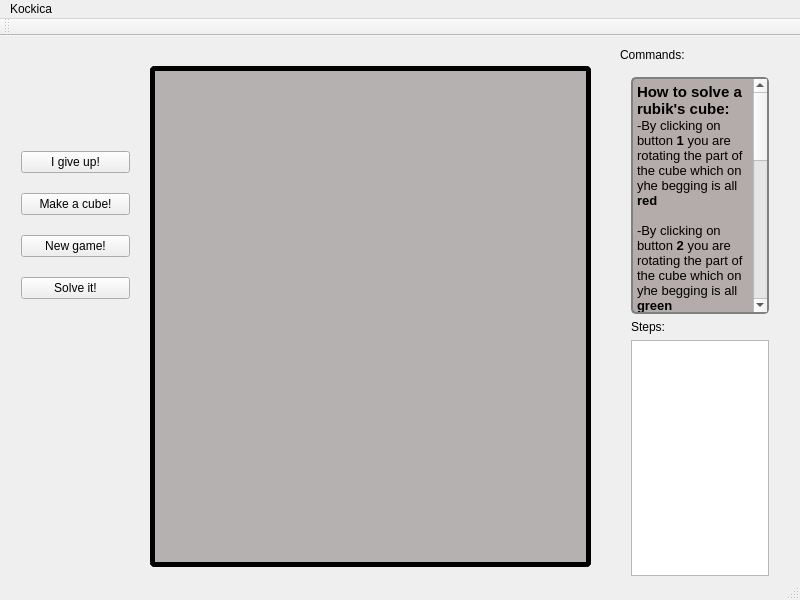
Before: the Qt Designer form SRCE/rubik.ui in Dara1994/SolveRubickCubeEasy, drawn with Qt 5.
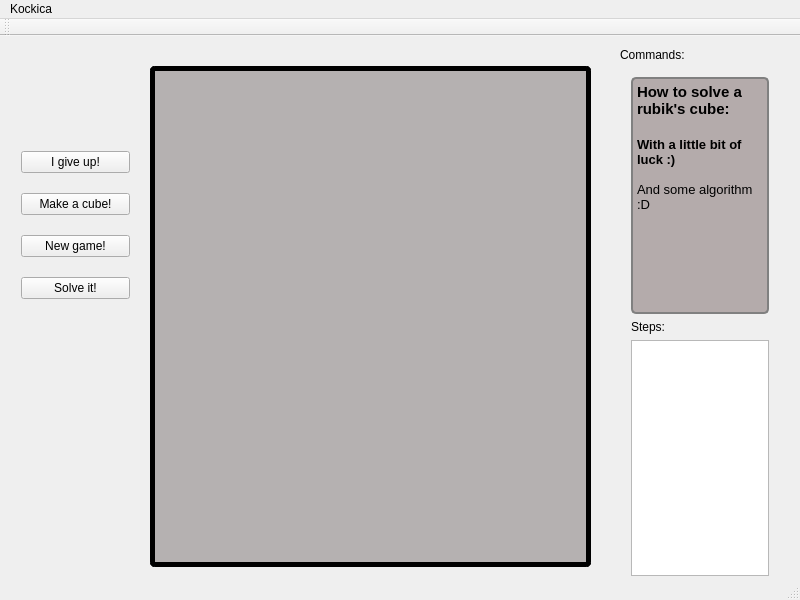
After: the same form once the commit is applied.

Commit message: Opis edit text-a

What changed in the file:
```diff
--- a/SRCE/rubik.ui
+++ b/SRCE/rubik.ui
@@ -77,22 +77,12 @@
         <string>&lt;!DOCTYPE HTML PUBLIC &quot;-//W3C//DTD HTML 4.0//EN&quot; &quot;http://www.w3.org/TR/REC-html40/strict.dtd&quot;&gt;
 &lt;html&gt;&lt;head&gt;&lt;meta name=&quot;qrichtext&quot; content=&quot;1&quot; /&gt;&lt;style type=&quot;text/css&quot;&gt;
 p, li { white-space: pre-wrap; }
-&lt;/style&gt;&lt;/head&gt;&lt;body style=&quot; font-family:'Ubuntu'; font-size:11pt; font-weight:400; font-style:normal;&quot;&gt;
-&lt;p style=&quot; margin-top:0px; margin-bottom:0px; margin-left:0px; margin-right:0px; -qt-block-indent:0; text-indent:0px;&quot;&gt;&lt;span style=&quot; font-family:'Arial'; font-weight:600;&quot;&gt;How to solve a rubik's cube:&lt;/span&gt;&lt;/p&gt;
-&lt;p style=&quot; margin-top:0px; margin-bottom:0px; margin-left:0px; margin-right:0px; -qt-block-indent:0; text-indent:0px;&quot;&gt;&lt;span style=&quot; font-family:'Arial'; font-size:10pt;&quot;&gt;-By clicking on button &lt;/span&gt;&lt;span style=&quot; font-family:'Arial'; font-size:10pt; font-weight:600;&quot;&gt;1&lt;/span&gt;&lt;span style=&quot; font-family:'Arial'; font-size:10pt;&quot;&gt; you are rotating the part of the cube which on yhe begging is all &lt;/span&gt;&lt;span style=&quot; font-family:'Arial'; font-size:10pt; font-weight:600;&quot;&gt;red&lt;/span&gt;&lt;/p&gt;
+&lt;/style&gt;&lt;/head&gt;&lt;body style=&quot; font-family:'Droid Sans'; font-size:12pt; font-weight:400; font-style:normal;&quot;&gt;
+&lt;p style=&quot; margin-top:0px; margin-bottom:0px; margin-left:0px; margin-right:0px; -qt-block-indent:0; text-indent:0px;&quot;&gt;&lt;span style=&quot; font-family:'Arial'; font-size:11pt; font-weight:600;&quot;&gt;How to solve a rubik's cube:&lt;/span&gt;&lt;/p&gt;
+&lt;p style=&quot;-qt-paragraph-type:empty; margin-top:0px; margin-bottom:0px; margin-left:0px; margin-right:0px; -qt-block-indent:0; text-indent:0px;&quot;&gt;&lt;br /&gt;&lt;/p&gt;
+&lt;p style=&quot; margin-top:0px; margin-bottom:0px; margin-left:0px; margin-right:0px; -qt-block-indent:0; text-indent:0px;&quot;&gt;&lt;span style=&quot; font-family:'Arial'; font-size:10pt; font-weight:600;&quot;&gt;With a little bit of luck :) &lt;/span&gt;&lt;/p&gt;
 &lt;p style=&quot;-qt-paragraph-type:empty; margin-top:0px; margin-bottom:0px; margin-left:0px; margin-right:0px; -qt-block-indent:0; text-indent:0px; font-family:'Arial'; font-size:10pt; font-weight:600;&quot;&gt;&lt;br /&gt;&lt;/p&gt;
-&lt;p style=&quot; margin-top:0px; margin-bottom:0px; margin-left:0px; margin-right:0px; -qt-block-indent:0; text-indent:0px;&quot;&gt;&lt;span style=&quot; font-family:'Arial'; font-size:10pt;&quot;&gt;-By clicking on button &lt;/span&gt;&lt;span style=&quot; font-family:'Arial'; font-size:10pt; font-weight:600;&quot;&gt;2&lt;/span&gt;&lt;span style=&quot; font-family:'Arial'; font-size:10pt;&quot;&gt; you are rotating the part of the cube which on yhe begging is all &lt;/span&gt;&lt;span style=&quot; font-family:'Arial'; font-size:10pt; font-weight:600;&quot;&gt;green&lt;/span&gt;&lt;/p&gt;
-&lt;p style=&quot;-qt-paragraph-type:empty; margin-top:0px; margin-bottom:0px; margin-left:0px; margin-right:0px; -qt-block-indent:0; text-indent:0px; font-family:'Arial'; font-size:10pt; font-weight:600;&quot;&gt;&lt;br /&gt;&lt;/p&gt;
-&lt;p style=&quot; margin-top:0px; margin-bottom:0px; margin-left:0px; margin-right:0px; -qt-block-indent:0; text-indent:0px;&quot;&gt;&lt;span style=&quot; font-family:'Arial'; font-size:10pt;&quot;&gt;-By clicking on button &lt;/span&gt;&lt;span style=&quot; font-family:'Arial'; font-size:10pt; font-weight:600;&quot;&gt;3&lt;/span&gt;&lt;span style=&quot; font-family:'Arial'; font-size:10pt;&quot;&gt; you are rotating the part of the cube which on yhe begging is all &lt;/span&gt;&lt;span style=&quot; font-family:'Arial'; font-size:10pt; font-weight:600;&quot;&gt;dark blue&lt;/span&gt;&lt;/p&gt;
-&lt;p style=&quot;-qt-paragraph-type:empty; margin-top:0px; margin-bottom:0px; margin-left:0px; margin-right:0px; -qt-block-indent:0; text-indent:0px; font-family:'Arial'; font-size:10pt; font-weight:600;&quot;&gt;&lt;br /&gt;&lt;/p&gt;
-&lt;p style=&quot; margin-top:0px; margin-bottom:0px; margin-left:0px; margin-right:0px; -qt-block-indent:0; text-indent:0px;&quot;&gt;&lt;span style=&quot; font-family:'Arial'; font-size:10pt;&quot;&gt;-By clicking on button &lt;/span&gt;&lt;span style=&quot; font-family:'Arial'; font-size:10pt; font-weight:600;&quot;&gt;4&lt;/span&gt;&lt;span style=&quot; font-family:'Arial'; font-size:10pt;&quot;&gt; you are rotating the part of the cube which on yhe begging is all &lt;/span&gt;&lt;span style=&quot; font-family:'Arial'; font-size:10pt; font-weight:600;&quot;&gt;yellow&lt;/span&gt;&lt;/p&gt;
-&lt;p style=&quot;-qt-paragraph-type:empty; margin-top:0px; margin-bottom:0px; margin-left:0px; margin-right:0px; -qt-block-indent:0; text-indent:0px; font-family:'Arial'; font-size:10pt; font-weight:600;&quot;&gt;&lt;br /&gt;&lt;/p&gt;
-&lt;p style=&quot; margin-top:0px; margin-bottom:0px; margin-left:0px; margin-right:0px; -qt-block-indent:0; text-indent:0px;&quot;&gt;&lt;span style=&quot; font-family:'Arial'; font-size:10pt;&quot;&gt;-By clicking on button &lt;/span&gt;&lt;span style=&quot; font-family:'Arial'; font-size:10pt; font-weight:600;&quot;&gt;5&lt;/span&gt;&lt;span style=&quot; font-family:'Arial'; font-size:10pt;&quot;&gt; you are rotating the part of the cube which on yhe begging is all &lt;/span&gt;&lt;span style=&quot; font-family:'Arial'; font-size:10pt; font-weight:600;&quot;&gt;purple&lt;/span&gt;&lt;/p&gt;
-&lt;p style=&quot;-qt-paragraph-type:empty; margin-top:0px; margin-bottom:0px; margin-left:0px; margin-right:0px; -qt-block-indent:0; text-indent:0px; font-family:'Arial'; font-size:10pt; font-weight:600;&quot;&gt;&lt;br /&gt;&lt;/p&gt;
-&lt;p style=&quot; margin-top:0px; margin-bottom:0px; margin-left:0px; margin-right:0px; -qt-block-indent:0; text-indent:0px;&quot;&gt;&lt;span style=&quot; font-family:'Arial'; font-size:10pt;&quot;&gt;-By clicking on button &lt;/span&gt;&lt;span style=&quot; font-family:'Arial'; font-size:10pt; font-weight:600;&quot;&gt;6&lt;/span&gt;&lt;span style=&quot; font-family:'Arial'; font-size:10pt;&quot;&gt; you are rotating the part of the cube which on yhe begging is all &lt;/span&gt;&lt;span style=&quot; font-family:'Arial'; font-size:10pt; font-weight:600;&quot;&gt;light blue&lt;/span&gt;&lt;/p&gt;
-&lt;p style=&quot;-qt-paragraph-type:empty; margin-top:0px; margin-bottom:0px; margin-left:0px; margin-right:0px; -qt-block-indent:0; text-indent:0px; font-family:'Arial'; font-size:10pt; font-weight:600;&quot;&gt;&lt;br /&gt;&lt;/p&gt;
-&lt;p style=&quot;-qt-paragraph-type:empty; margin-top:0px; margin-bottom:0px; margin-left:0px; margin-right:0px; -qt-block-indent:0; text-indent:0px; font-family:'Arial'; font-size:10pt; font-weight:600;&quot;&gt;&lt;br /&gt;&lt;/p&gt;
-&lt;p style=&quot;-qt-paragraph-type:empty; margin-top:0px; margin-bottom:0px; margin-left:0px; margin-right:0px; -qt-block-indent:0; text-indent:0px; font-family:'Arial'; font-size:10pt;&quot;&gt;&lt;br /&gt;&lt;/p&gt;&lt;/body&gt;&lt;/html&gt;</string>
+&lt;p style=&quot; margin-top:0px; margin-bottom:0px; margin-left:0px; margin-right:0px; -qt-block-indent:0; text-indent:0px;&quot;&gt;&lt;span style=&quot; font-family:'Arial'; font-size:10pt;&quot;&gt;And some algorithm :D&lt;/span&gt;&lt;/p&gt;&lt;/body&gt;&lt;/html&gt;</string>
        </property>
       </widget>
      </item>
```
Left out of the diff: 2 changed lines with no effect on the pictures. The commit also changes 1 other file.
